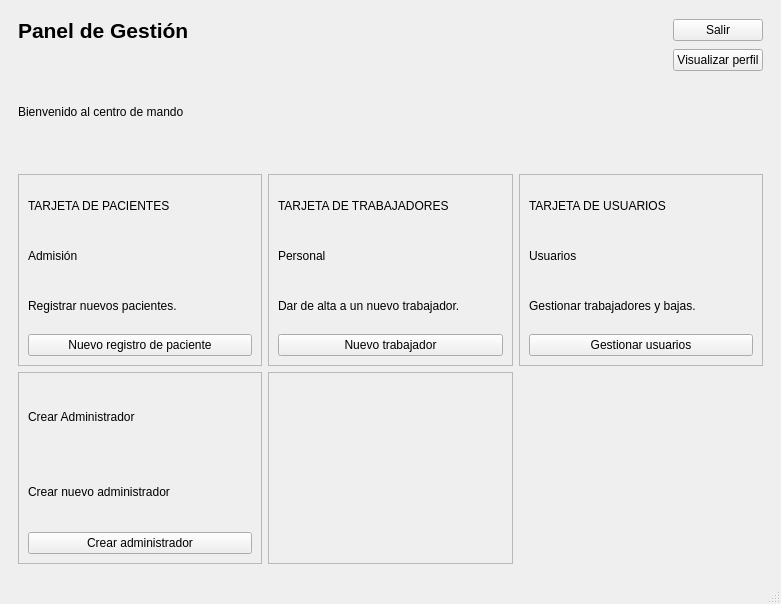
Before: the Qt Designer form src/vista/ui/admin/DashboardAdmin.ui in mbatla00/cediza_IS, drawn with Qt 5.
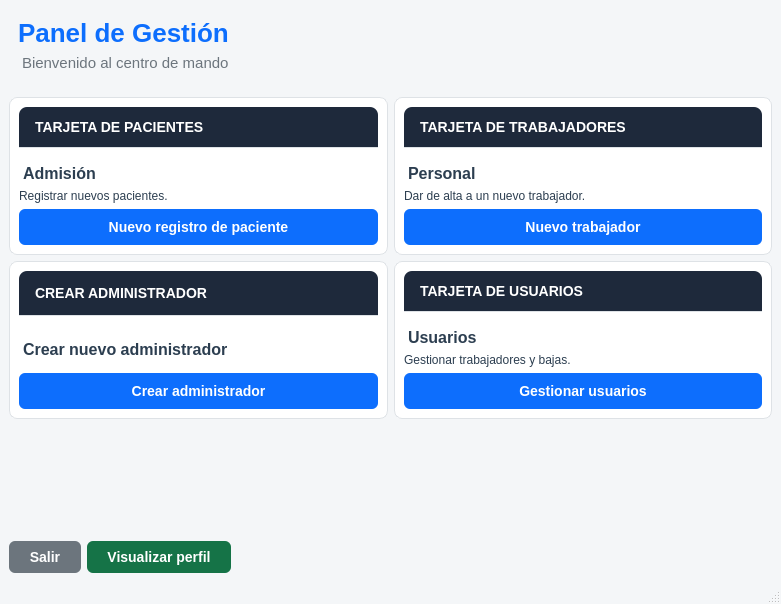
After: the same form once the commit is applied.

```diff
--- a/src/vista/ui/admin/DashboardAdmin.ui
+++ b/src/vista/ui/admin/DashboardAdmin.ui
@@ -13,18 +13,133 @@
   <property name="windowTitle">
    <string>MainWindow</string>
   </property>
+  <property name="styleSheet">
+   <string notr="true">/* =========================================
+   1. FONDO Y TEXTOS GENERALES
+========================================= */
+QMainWindow, QWidget#centralwidget {
+    background-color: #f4f6f8;
+}
+
+QLabel {
+    color: #2c3e50;
+    background: transparent;
+}
+
+/* =========================================
+   2. TÍTULOS PRINCIPALES
+========================================= */
+QLabel#lbl_titulo {
+    color: #0d6efd; /* Azul principal */
+    font-size: 26px;
+}
+
+QLabel#lbl_bienvenida {
+    color: #6c757d;
+    font-size: 15px;
+    margin-bottom: 10px;
+}
+
+/* =========================================
+   3. LAS TARJETAS (QFrame)
+========================================= */
+QFrame#frame_pacientes, QFrame#frame_trabajadores, QFrame#frame_usuarios, QFrame#frame_crear_admin {
+    background-color: #ffffff;
+    border: 1px solid #dee2e6;
+    border-radius: 8px;
+}
+
+/* =========================================
+   4. CABECERAS DE LAS TARJETAS (ESTILO OSCURO / AZUL NOCHE)
+========================================= */
+QLabel#label, QLabel#label_2, QLabel#label_4, QLabel#label_11 {
+    font-size: 14px;
+    font-weight: bold;
+    padding: 12px;
+    border-top-left-radius: 8px;
+    border-top-right-radius: 8px;
+    border-bottom: 1px solid #dee2e6;
+    background-color: #1e293b; /* Azul marino muy oscuro, estilo &quot;Slate&quot; */
+    color: #ffffff;            /* Texto blanco brillante */
+}
+
+/* Títulos internos de las tarjetas (Admisión, Personal, etc.) */
+QLabel#label_5, QLabel#label_7, QLabel#label_9, QLabel#label_12 {
+    font-size: 16px;
+    font-weight: bold;
+    margin-top: 10px;
+    color: #2c3e50;
+}
+
+/* =========================================
+   5. BOTONES DE LAS TARJETAS (AZUL ELÉCTRICO)
+========================================= */
+QPushButton {
+    font-weight: bold;
+    font-size: 14px;
+    border-radius: 6px;
+    padding: 10px 15px;
+}
+
+/* Agrupamos los 4 botones centrales en el azul de acción */
+QPushButton#btn_nuevo_registro, 
+QPushButton#btn_nuevo_trabajador, 
+QPushButton#btn_gestionar_usuarios, 
+QPushButton#btn_crear_admin {
+    background-color: #0d6efd;
+    color: white;
+}
+
+/* Efecto al pasar el ratón por encima (se oscurece el botón) */
+QPushButton#btn_nuevo_registro:hover, 
+QPushButton#btn_nuevo_trabajador:hover, 
+QPushButton#btn_gestionar_usuarios:hover, 
+QPushButton#btn_crear_admin:hover { 
+    background-color: #0b5ed7; 
+}
+
+/* =========================================
+   6. BOTONES INFERIORES (Salir y Perfil)
+========================================= */
+/* Botón Salir (Gris) */
+QPushButton#btn_salir {
+    background-color: #6c757d; 
+    color: white;
+    padding: 8px 20px;
+}
+QPushButton#btn_salir:hover { 
+    background-color: #5a6268; 
+}
+
+/* Botón Visualizar Perfil (Verde Oscuro) */
+QPushButton#btn_visualizar_perfil {
+    background-color: #157347; 
+    color: white;
+    padding: 8px 20px;
+}
+QPushButton#btn_visualizar_perfil:hover { 
+    background-color: #146c43; 
+}</string>
+  </property>
   <widget class="QWidget" name="centralwidget">
    <layout class="QGridLayout" name="gridLayout">
-    <item row="0" column="0">
-     <widget class="QWidget" name="widget_cabecera" native="true">
-      <property name="maximumSize">
-       <size>
-        <width>16777215</width>
-        <height>150</height>
-       </size>
-      </property>
-      <layout class="QGridLayout" name="gridLayout_2">
-       <item row="0" column="1">
+    <item row="3" column="0">
+     <layout class="QHBoxLayout" name="horizontalLayout">
+      <item>
+       <widget class="QPushButton" name="btn_salir">
+        <property name="text">
+         <string>Salir</string>
+        </property>
+       </widget>
+      </item>
+      <item>
+       <widget class="QPushButton" name="btn_visualizar_perfil">
+        <property name="text">
+         <string>Visualizar perfil</string>
+        </property>
+       </widget>
+      </item>
+      <item>
         <spacer name="horizontalSpacer">
          <property name="orientation">
           <enum>Qt::Orientation::Horizontal</enum>
@@ -37,14 +152,31 @@
          </property>
         </spacer>
        </item>
-       <item row="0" column="2">
-        <widget class="QPushButton" name="btn_salir">
-         <property name="text">
-          <string>Salir</string>
-         </property>
-        </widget>
+     </layout>
        </item>
        <item row="2" column="0">
+     <spacer name="verticalSpacer">
+      <property name="orientation">
+       <enum>Qt::Orientation::Vertical</enum>
+      </property>
+      <property name="sizeHint" stdset="0">
+       <size>
+        <width>20</width>
+        <height>72</height>
+       </size>
+      </property>
+     </spacer>
+    </item>
+    <item row="0" column="0">
+     <widget class="QWidget" name="widget_cabecera" native="true">
+      <property name="maximumSize">
+       <size>
+        <width>16777215</width>
+        <height>150</height>
+       </size>
+      </property>
+      <layout class="QGridLayout" name="gridLayout_2">
+       <item row="1" column="0">
         <widget class="QLabel" name="lbl_bienvenida">
          <property name="maximumSize">
           <size>
@@ -67,7 +199,7 @@
          </property>
          <property name="font">
           <font>
-           <pointsize>16</pointsize>
+           <pointsize>-1</pointsize>
            <bold>true</bold>
           </font>
          </property>
@@ -76,59 +208,11 @@
          </property>
         </widget>
        </item>
-       <item row="1" column="2">
-        <widget class="QPushButton" name="btn_visualizar_perfil">
-         <property name="text">
-          <string>Visualizar perfil</string>
-         </property>
-        </widget>
-       </item>
       </layout>
      </widget>
     </item>
     <item row="1" column="0">
-     <widget class="QWidget" name="widget_tarjetas" native="true">
       <layout class="QGridLayout" name="gridLayout_3">
-       <item row="0" column="2">
-        <widget class="QFrame" name="frame_usuarios">
-         <property name="frameShape">
-          <enum>QFrame::Shape::StyledPanel</enum>
-         </property>
-         <property name="frameShadow">
-          <enum>QFrame::Shadow::Raised</enum>
-         </property>
-         <layout class="QGridLayout" name="gridLayout_6">
-          <item row="1" column="0">
-           <widget class="QLabel" name="label_9">
-            <property name="text">
-             <string>Usuarios</string>
-            </property>
-           </widget>
-          </item>
-          <item row="2" column="0">
-           <widget class="QLabel" name="label_10">
-            <property name="text">
-             <string>Gestionar trabajadores y bajas.</string>
-            </property>
-           </widget>
-          </item>
-          <item row="0" column="0">
-           <widget class="QLabel" name="label_4">
-            <property name="text">
-             <string>TARJETA DE USUARIOS</string>
-            </property>
-           </widget>
-          </item>
-          <item row="3" column="0">
-           <widget class="QPushButton" name="btn_gestionar_usuarios">
-            <property name="text">
-             <string>Gestionar usuarios</string>
-            </property>
-           </widget>
-          </item>
-         </layout>
-        </widget>
-       </item>
        <item row="0" column="0">
         <widget class="QFrame" name="frame_pacientes">
          <property name="frameShape">
@@ -137,29 +221,29 @@
          <property name="frameShadow">
           <enum>QFrame::Shadow::Raised</enum>
          </property>
-         <layout class="QGridLayout" name="gridLayout_4">
-          <item row="1" column="0">
-           <widget class="QLabel" name="label_5">
-            <property name="text">
-             <string>Admisión</string>
-            </property>
-           </widget>
-          </item>
-          <item row="0" column="0">
+        <layout class="QVBoxLayout" name="verticalLayout_2">
+         <item>
            <widget class="QLabel" name="label">
             <property name="text">
              <string>TARJETA DE PACIENTES</string>
             </property>
            </widget>
           </item>
-          <item row="2" column="0">
+         <item>
+          <widget class="QLabel" name="label_5">
+           <property name="text">
+            <string>Admisión</string>
+           </property>
+          </widget>
+         </item>
+         <item>
            <widget class="QLabel" name="label_6">
             <property name="text">
              <string>Registrar nuevos pacientes.</string>
             </property>
            </widget>
           </item>
-          <item row="3" column="0">
+         <item>
            <widget class="QPushButton" name="btn_nuevo_registro">
             <property name="text">
              <string>Nuevo registro de paciente</string>
@@ -177,29 +261,29 @@
          <property name="frameShadow">
           <enum>QFrame::Shadow::Raised</enum>
          </property>
-         <layout class="QGridLayout" name="gridLayout_5">
-          <item row="0" column="0">
+        <layout class="QVBoxLayout" name="verticalLayout">
+         <item>
            <widget class="QLabel" name="label_2">
             <property name="text">
              <string>TARJETA DE TRABAJADORES</string>
             </property>
            </widget>
           </item>
-          <item row="2" column="0">
-           <widget class="QLabel" name="label_8">
-            <property name="text">
-             <string>Dar de alta a un nuevo trabajador.</string>
-            </property>
-           </widget>
-          </item>
-          <item row="1" column="0">
+         <item>
            <widget class="QLabel" name="label_7">
             <property name="text">
              <string>Personal</string>
             </property>
            </widget>
           </item>
-          <item row="3" column="0">
+         <item>
+          <widget class="QLabel" name="label_8">
+           <property name="text">
+            <string>Dar de alta a un nuevo trabajador.</string>
+           </property>
+          </widget>
+         </item>
+         <item>
            <widget class="QPushButton" name="btn_nuevo_trabajador">
             <property name="text">
              <string>Nuevo trabajador</string>
@@ -209,6 +293,46 @@
          </layout>
         </widget>
        </item>
+      <item row="1" column="1">
+       <widget class="QFrame" name="frame_usuarios">
+        <property name="frameShape">
+         <enum>QFrame::Shape::StyledPanel</enum>
+        </property>
+        <property name="frameShadow">
+         <enum>QFrame::Shadow::Raised</enum>
+        </property>
+        <layout class="QVBoxLayout" name="verticalLayout_4">
+         <item>
+          <widget class="QLabel" name="label_4">
+           <property name="text">
+            <string>TARJETA DE USUARIOS</string>
+           </property>
+          </widget>
+         </item>
+         <item>
+          <widget class="QLabel" name="label_9">
+           <property name="text">
+            <string>Usuarios</string>
+           </property>
+          </widget>
+         </item>
+         <item>
+          <widget class="QLabel" name="label_10">
+           <property name="text">
+            <string>Gestionar trabajadores y bajas.</string>
+           </property>
+          </widget>
+         </item>
+         <item>
+          <widget class="QPushButton" name="btn_gestionar_usuarios">
+           <property name="text">
+            <string>Gestionar usuarios</string>
+           </property>
+          </widget>
+         </item>
+        </layout>
+       </widget>
+      </item>
        <item row="1" column="0">
         <widget class="QFrame" name="frame_crear_admin">
          <property name="frameShape">
@@ -217,56 +341,34 @@
          <property name="frameShadow">
           <enum>QFrame::Shadow::Raised</enum>
          </property>
-         <layout class="QGridLayout" name="gridLayout_7">
-          <item row="2" column="0">
-           <widget class="QPushButton" name="btn_crear_admin">
-            <property name="text">
-             <string>Crear administrador</string>
-            </property>
-           </widget>
-          </item>
-          <item row="0" column="0">
+        <layout class="QVBoxLayout" name="verticalLayout_3">
+         <item>
            <widget class="QLabel" name="label_11">
             <property name="text">
-             <string>Crear Administrador</string>
+            <string>CREAR ADMINISTRADOR</string>
             </property>
            </widget>
           </item>
-          <item row="1" column="0">
+         <item>
            <widget class="QLabel" name="label_12">
             <property name="text">
              <string>Crear nuevo administrador</string>
             </property>
            </widget>
           </item>
-         </layout>
-        </widget>
-       </item>
-       <item row="1" column="1">
-        <widget class="QFrame" name="frame">
-         <property name="frameShape">
-          <enum>QFrame::Shape::StyledPanel</enum>
-         </property>
-         <property name="frameShadow">
-          <enum>QFrame::Shadow::Raised</enum>
-         </property>
-         <layout class="QGridLayout" name="gridLayout_8"/>
+         <item>
+          <widget class="QPushButton" name="btn_crear_admin">
+           <property name="text">
+            <string>Crear administrador</string>
+           </property>
         </widget>
        </item>
       </layout>
      </widget>
     </item>
    </layout>
-  </widget>
-  <widget class="QMenuBar" name="menubar">
-   <property name="geometry">
-    <rect>
-     <x>0</x>
-     <y>0</y>
-     <width>781</width>
-     <height>22</height>
-    </rect>
-   </property>
+    </item>
+   </layout>
   </widget>
   <widget class="QStatusBar" name="statusbar"/>
  </widget>
```
Lines whose indentation alone changed are shown as unchanged.
